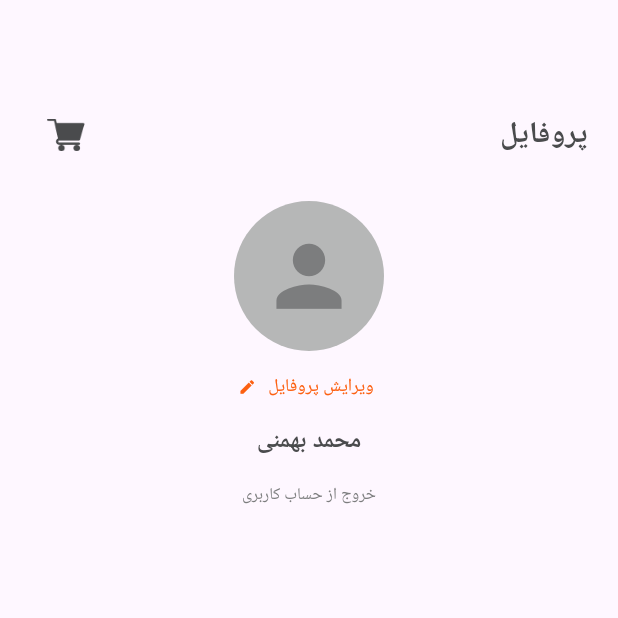
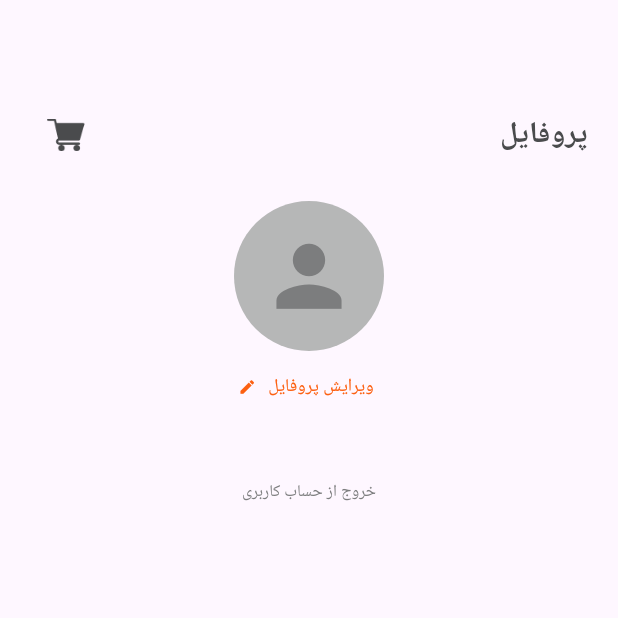
Before and after one commit to mandegar20/food_delivery_meal-main, a Flutter app: the ProfileView screen opened directly, on a phone screen of 412 x 824 dp, the top half of it. Run offline on Flutter 3.47's test engine with Material 3 defaults, Android fonts, the phone set to English and light mode, and no system bars; drawn by our look-alikes of flutter_easyloading; our stand-ins replace firebase_auth, firebase_core, flutter_rating_bar, flutter_timezone, get_it, google_maps_flutter and 2 more; missing offline and left inert: custom_map_markers, otp_pin_field; accounts and stored records are empty; Roboto replaces fonts that are missing (Metropolis).

Commit message:
change static to dynamic in profile name

```diff
--- a/lib/view/profile/profile_view.dart
+++ b/lib/view/profile/profile_view.dart
@@ -103,7 +103,7 @@ class _ProfileViewState extends State<ProfileView> {
             ),
           ),
           Text(
-            "محمد بهمنی",
+            txtName.text,
             style: TextStyle(
                 color: TColor.primaryText,
                 fontSize: 16,
```
